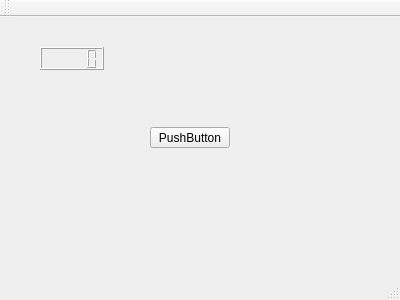
This is mainwindow.ui in vanger13/test as Qt 5 draws it before an edit. The edited form follows.
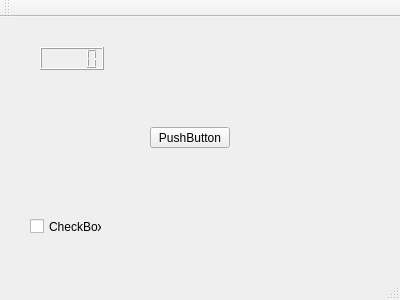
This is the edited form.

Patch:
```diff
--- a/mainwindow.ui
+++ b/mainwindow.ui
@@ -37,6 +37,19 @@
      </rect>
     </property>
    </widget>
+   <widget class="QCheckBox" name="checkBox">
+    <property name="geometry">
+     <rect>
+      <x>30</x>
+      <y>200</y>
+      <width>72</width>
+      <height>19</height>
+     </rect>
+    </property>
+    <property name="text">
+     <string>CheckBox</string>
+    </property>
+   </widget>
   </widget>
   <widget class="QMenuBar" name="menuBar">
    <property name="geometry">
```
